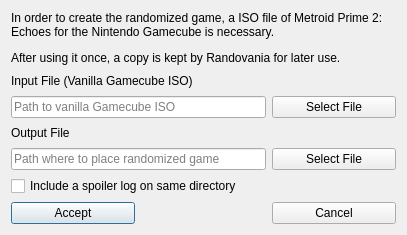
Qt form randovania/gui/ui_files/game_input_dialog.ui (randovania/randovania) before a commit.
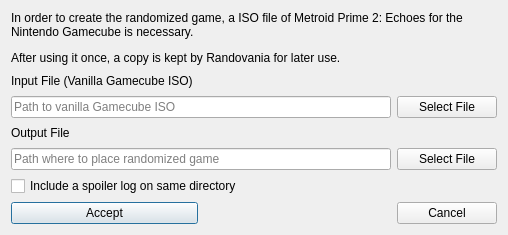
The same form after that commit.

Commit message: GameInputDialog: start in the paths of the input fields

Diff of the .ui file:
```diff
--- a/randovania/gui/ui_files/game_input_dialog.ui
+++ b/randovania/gui/ui_files/game_input_dialog.ui
@@ -6,7 +6,7 @@
    <rect>
     <x>0</x>
     <y>0</y>
-    <width>407</width>
+    <width>508</width>
     <height>235</height>
    </rect>
   </property>
@@ -30,6 +30,12 @@
    </item>
    <item row="4" column="2">
     <widget class="QPushButton" name="output_file_button">
+     <property name="maximumSize">
+      <size>
+       <width>100</width>
+       <height>16777215</height>
+      </size>
+     </property>
      <property name="text">
       <string>Select File</string>
      </property>
@@ -94,6 +100,12 @@
    </item>
    <item row="2" column="2">
     <widget class="QPushButton" name="input_file_button">
+     <property name="maximumSize">
+      <size>
+       <width>100</width>
+       <height>16777215</height>
+      </size>
+     </property>
      <property name="text">
       <string>Select File</string>
      </property>
```
The commit also changes 3 other files.
